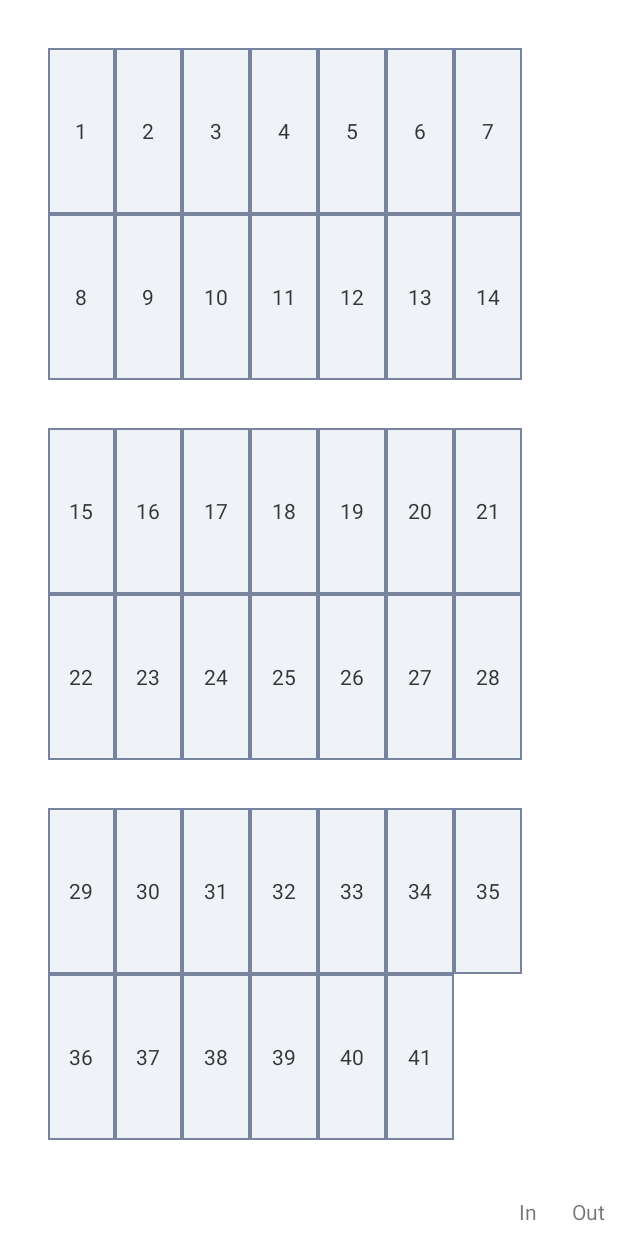
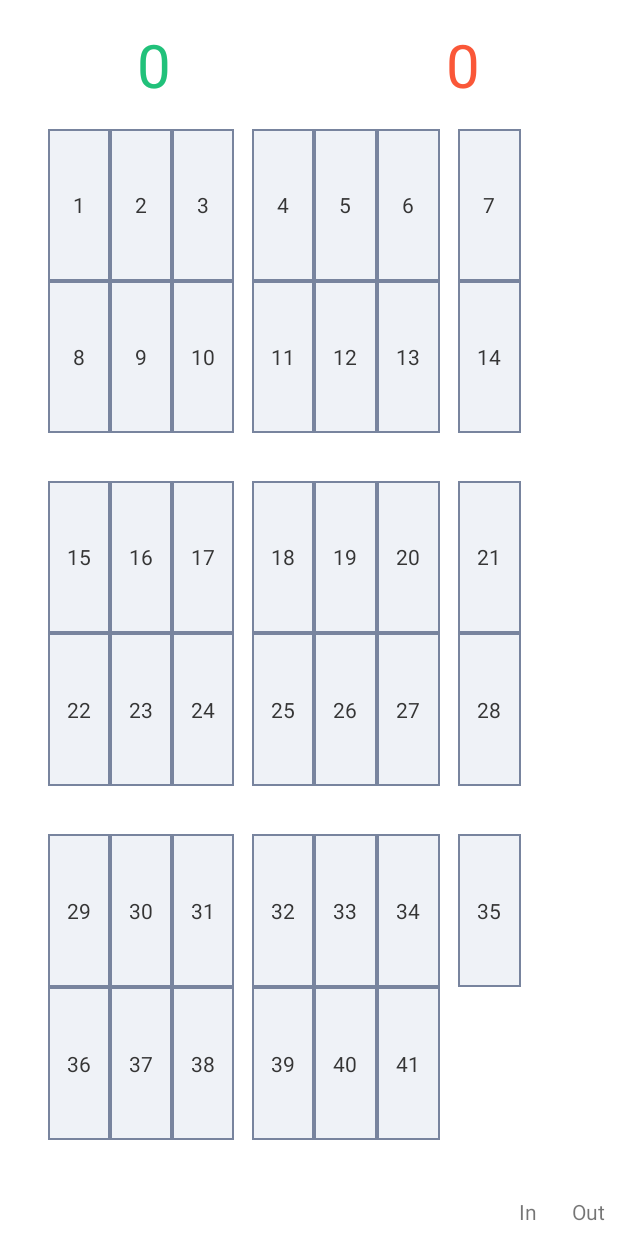
Before and after one commit to jozzee/Smart-Parking, an Android app: the layout activity_main.xml on its own in the app's theme, with its tools: preview values and no code run, on a phone screen of 412 x 824 dp. Run offline under Robolectric (Android 15) with nearby library versions, the light colour scheme and no system bars.

Commit message:
update project

```diff
--- a/app/src/main/java/com/rmuti/en/smartparking/MainActivity.java
+++ b/app/src/main/java/com/rmuti/en/smartparking/MainActivity.java
@@ -22,16 +22,25 @@ public class MainActivity extends AppCompatActivity implements View.OnClickListe
     private TextView no1, no2, no3, no4, no5, no6, no7, no8, no9, no10,
             no11, no12, no13, no14, no15, no16, no17, no18, no19, no20,
             no21, no22, no23, no24, no25, no26, no27, no28, no29, no30,
-            no31, no32, no33, no34, no35, no36, no37, no38, no39, no40, no41;
+            no31, no32, no33, no34, no35, no36, no37, no38, no39, no40, no41,
+            blank, busy;
 
     private FrameLayout progressLayout;
 
     private DatabaseReference statusRef;
 
+    private int blankValue = 0;
+    private int busyValue = 0;
+
     @Override
     protected void onCreate(Bundle savedInstanceState) {
         super.onCreate(savedInstanceState);
         setContentView(R.layout.activity_main);
+
+        if (getSupportActionBar() != null) {
+            getSupportActionBar().setDisplayHomeAsUpEnabled(true);
+            getSupportActionBar().setTitle(getString(R.string.app_name) + " RMUTI KKC");
+        }
 
         progressLayout = findViewById(R.id.progress_layout);
         progressLayout.setVisibility(View.VISIBLE);
@@ -77,6 +86,8 @@ public class MainActivity extends AppCompatActivity implements View.OnClickListe
         no39 = findViewById(R.id.no_39);
         no40 = findViewById(R.id.no_40);
         no41 = findViewById(R.id.no_41);
+        blank = findViewById(R.id.tv_blank);
+        busy = findViewById(R.id.tv_busy);
 
         no1.setOnClickListener(this);
         no2.setOnClickListener(this);
@@ -134,6 +145,9 @@ public class MainActivity extends AppCompatActivity implements View.OnClickListe
     }
 
     private void onClickPoint(String number) {
+        if (number.length() == 1) {
+            number = "0" + number;
+        }
         Intent intent = new Intent(this, HistoryActivity.class);
         intent.putExtra("point", ("no" + number));
         startActivity(intent);
@@ -145,7 +159,16 @@ public class MainActivity extends AppCompatActivity implements View.OnClickListe
         if (progressLayout.getVisibility() != View.GONE) {
             progressLayout.setVisibility(View.GONE);
         }
-        onPointChanged(dataSnapshot.getKey(), getValue(dataSnapshot.getValue(String.class)));
+
+        boolean isBlank = getValue(dataSnapshot.getValue(String.class));
+        onPointChanged(dataSnapshot.getKey(), isBlank);
+        if (isBlank) {
+            blankValue++;
+            blank.setText(String.valueOf(blankValue));
+        } else {
+            busyValue++;
+            busy.setText(String.valueOf(busyValue));
+        }
     }
 
     @Override
@@ -154,8 +177,18 @@ public class MainActivity extends AppCompatActivity implements View.OnClickListe
         if (progressLayout.getVisibility() != View.GONE) {
             progressLayout.setVisibility(View.GONE);
         }
+        boolean isBlank = getValue(dataSnapshot.getValue(String.class));
+        onPointChanged(dataSnapshot.getKey(), isBlank);
+        if (isBlank) {
+            blankValue++;
+            busyValue--;
 
-        onPointChanged(dataSnapshot.getKey(), getValue(dataSnapshot.getValue(String.class)));
+        } else {
+            blankValue--;
+            busyValue++;
+        }
+        busy.setText(String.valueOf(busyValue));
+        blank.setText(String.valueOf(blankValue));
     }
 
     @Override
@@ -174,10 +207,7 @@ public class MainActivity extends AppCompatActivity implements View.OnClickListe
     }
 
     private boolean getValue(String value) {
-        if (value != null && value.equals("true")) {
-            return true;
-        }
-        return false;
+        return value != null && value.equals("true");
     }
 
     private void onPointChanged(@Nullable String point, boolean isBlank) {
@@ -274,10 +304,10 @@ public class MainActivity extends AppCompatActivity implements View.OnClickListe
 
         if (isBlank) {
             point.setBackgroundResource(R.drawable.bg_point_free);
-            point.setTextColor(ContextCompat.getColor(getApplicationContext(), android.R.color.white));
+            //point.setTextColor(ContextCompat.getColor(getApplicationContext(), android.R.color.white));
         } else {
             point.setBackgroundResource(R.drawable.bg_point_busy);
-            point.setTextColor(ContextCompat.getColor(getApplicationContext(), android.R.color.white));
+            //point.setTextColor(ContextCompat.getColor(getApplicationContext(), android.R.color.white));
         }
     }
 }
--- a/app/src/main/res/layout-land/activity_main.xml
+++ b/app/src/main/res/layout-land/activity_main.xml
@@ -6,12 +6,42 @@
     android:background="@android:color/white"
     tools:context=".MainActivity">
 
+    <View
+        android:id="@+id/center"
+        android:layout_width="0dp"
+        android:layout_height="0dp"
+        android:layout_centerHorizontal="true" />
+
+    <TextView
+        android:id="@+id/tv_blank"
+        android:layout_width="match_parent"
+        android:layout_height="wrap_content"
+        android:layout_marginTop="16dp"
+        android:layout_marginBottom="16dp"
+        android:layout_toStartOf="@+id/center"
+        android:gravity="center"
+        android:text="0"
+        android:textColor="@color/green"
+        android:textSize="48sp" />
+
+    <TextView
+        android:id="@+id/tv_busy"
+        android:layout_width="match_parent"
+        android:layout_height="wrap_content"
+        android:layout_marginTop="16dp"
+        android:layout_marginBottom="16dp"
+        android:layout_toEndOf="@id/center"
+        android:gravity="center"
+        android:text="0"
+        android:textColor="@color/red"
+        android:textSize="48sp" />
+
     <LinearLayout
         android:id="@+id/parking_space"
         android:layout_width="match_parent"
         android:layout_height="match_parent"
+        android:layout_below="@+id/tv_blank"
         android:layout_marginStart="32dp"
-        android:layout_marginTop="64dp"
         android:layout_marginEnd="64dp"
         android:layout_marginBottom="32dp"
         android:orientation="horizontal">
@@ -35,6 +65,11 @@
                 android:text="7"
                 android:textColor="@color/textBlack"
                 android:textSize="14sp" />
+
+            <View
+                android:layout_width="match_parent"
+                android:layout_height="0dp"
+                android:layout_weight="0.3" />
 
             <TextView
                 android:id="@+id/no_6"
@@ -74,6 +109,11 @@
                 android:text="4"
                 android:textColor="@color/textBlack"
                 android:textSize="14sp" />
+
+            <View
+                android:layout_width="match_parent"
+                android:layout_height="0dp"
+                android:layout_weight="0.3" />
 
             <TextView
                 android:id="@+id/no_3"
@@ -135,6 +175,11 @@
                 android:textColor="@color/textBlack"
                 android:textSize="14sp" />
 
+            <View
+                android:layout_width="match_parent"
+                android:layout_height="0dp"
+                android:layout_weight="0.3" />
+
             <TextView
                 android:id="@+id/no_13"
                 android:layout_width="match_parent"
@@ -173,6 +218,11 @@
                 android:text="11"
                 android:textColor="@color/textBlack"
                 android:textSize="14sp" />
+
+            <View
+                android:layout_width="match_parent"
+                android:layout_height="0dp"
+                android:layout_weight="0.3" />
 
             <TextView
                 android:id="@+id/no_10"
@@ -239,6 +289,11 @@
                 android:textColor="@color/textBlack"
                 android:textSize="14sp" />
 
+            <View
+                android:layout_width="match_parent"
+                android:layout_height="0dp"
+                android:layout_weight="0.3" />
+
             <TextView
                 android:id="@+id/no_20"
                 android:layout_width="match_parent"
@@ -279,6 +334,10 @@
                 android:textColor="@color/textBlack"
                 android:textSize="14sp" />
 
+            <View
+                android:layout_width="match_parent"
+                android:layout_height="0dp"
+                android:layout_weight="0.3" />
 
             <TextView
                 android:id="@+id/no_17"
@@ -341,6 +400,11 @@
                 android:textColor="@color/textBlack"
                 android:textSize="14sp" />
 
+            <View
+                android:layout_width="match_parent"
+                android:layout_height="0dp"
+                android:layout_weight="0.3" />
+
             <TextView
                 android:id="@+id/no_27"
                 android:layout_width="match_parent"
@@ -379,6 +443,11 @@
                 android:text="25"
                 android:textColor="@color/textBlack"
                 android:textSize="14sp" />
+
+            <View
+                android:layout_width="match_parent"
+                android:layout_height="0dp"
+                android:layout_weight="0.3" />
 
             <TextView
                 android:id="@+id/no_24"
@@ -446,6 +515,11 @@
                 android:textColor="@color/textBlack"
                 android:textSize="14sp" />
 
+            <View
+                android:layout_width="match_parent"
+                android:layout_height="0dp"
+                android:layout_weight="0.3" />
+
             <TextView
                 android:id="@+id/no_34"
                 android:layout_width="match_parent"
@@ -484,6 +558,11 @@
                 android:text="32"
                 android:textColor="@color/textBlack"
                 android:textSize="14sp" />
+
+            <View
+                android:layout_width="match_parent"
+                android:layout_height="0dp"
+                android:layout_weight="0.3" />
 
             <TextView
                 android:id="@+id/no_31"
@@ -538,6 +617,11 @@
                 android:layout_height="0dp"
                 android:layout_weight="1" />
 
+            <View
+                android:layout_width="match_parent"
+                android:layout_height="0dp"
+                android:layout_weight="0.3" />
+
             <TextView
                 android:id="@+id/no_41"
                 android:layout_width="match_parent"
@@ -576,6 +660,11 @@
                 android:text="39"
                 android:textColor="@color/textBlack"
                 android:textSize="14sp" />
+
+            <View
+                android:layout_width="match_parent"
+                android:layout_height="0dp"
+                android:layout_weight="0.3" />
 
             <TextView
                 android:id="@+id/no_38"
--- a/app/src/main/res/layout/activity_main.xml
+++ b/app/src/main/res/layout/activity_main.xml
@@ -7,16 +7,45 @@
     android:background="@android:color/white"
     tools:context=".MainActivity">
 
+    <View
+        android:id="@+id/center"
+        android:layout_width="0dp"
+        android:layout_height="0dp"
+        android:layout_centerHorizontal="true" />
+
+    <TextView
+        android:id="@+id/tv_blank"
+        android:layout_width="match_parent"
+        android:layout_height="wrap_content"
+        android:layout_marginTop="16dp"
+        android:layout_marginBottom="16dp"
+        android:layout_toStartOf="@+id/center"
+        android:gravity="center"
+        android:text="0"
+        android:textColor="@color/green"
+        android:textSize="40sp" />
+
+    <TextView
+        android:id="@+id/tv_busy"
+        android:layout_width="match_parent"
+        android:layout_height="wrap_content"
+        android:layout_marginTop="16dp"
+        android:layout_marginBottom="16dp"
+        android:layout_toEndOf="@id/center"
+        android:gravity="center"
+        android:text="0"
+        android:textColor="@color/red"
+        android:textSize="40sp" />
+
     <LinearLayout
         android:id="@+id/parking_space"
         android:layout_width="match_parent"
         android:layout_height="match_parent"
+        android:layout_below="@+id/tv_blank"
         android:layout_marginStart="32dp"
-        android:layout_marginTop="32dp"
         android:layout_marginEnd="64dp"
         android:layout_marginBottom="64dp"
         android:orientation="vertical">
-
 
         <LinearLayout
             android:id="@+id/row_1"
@@ -64,6 +93,11 @@
                 android:textColor="@color/textBlack"
                 android:textSize="14sp" />
 
+            <View
+                android:layout_width="0dp"
+                android:layout_height="match_parent"
+                android:layout_weight="0.3" />
+
             <TextView
                 android:id="@+id/no_4"
                 android:layout_width="0dp"
@@ -102,6 +136,11 @@
                 android:text="6"
                 android:textColor="@color/textBlack"
                 android:textSize="14sp" />
+
+            <View
+                android:layout_width="0dp"
+                android:layout_height="match_parent"
+                android:layout_weight="0.3" />
 
             <TextView
                 android:id="@+id/no_7"
@@ -164,6 +203,11 @@
                 android:textColor="@color/textBlack"
                 android:textSize="14sp" />
 
+            <View
+                android:layout_width="0dp"
+                android:layout_height="match_parent"
+                android:layout_weight="0.3" />
+
             <TextView
                 android:id="@+id/no_11"
                 android:layout_width="0dp"
@@ -202,6 +246,11 @@
                 android:text="13"
                 android:textColor="@color/textBlack"
                 android:textSize="14sp" />
+
+            <View
+                android:layout_width="0dp"
+                android:layout_height="match_parent"
+                android:layout_weight="0.3" />
 
             <TextView
                 android:id="@+id/no_14"
@@ -268,6 +317,11 @@
                 android:textColor="@color/textBlack"
                 android:textSize="14sp" />
 
+            <View
+                android:layout_width="0dp"
+                android:layout_height="match_parent"
+                android:layout_weight="0.3" />
+
             <TextView
                 android:id="@+id/no_18"
                 android:layout_width="0dp"
@@ -306,6 +360,11 @@
                 android:text="20"
                 android:textColor="@color/textBlack"
                 android:textSize="14sp" />
+
+            <View
+                android:layout_width="0dp"
+                android:layout_height="match_parent"
+                android:layout_weight="0.3" />
 
             <TextView
                 android:id="@+id/no_21"
@@ -368,6 +427,11 @@
                 android:textColor="@color/textBlack"
                 android:textSize="14sp" />
 
+            <View
+                android:layout_width="0dp"
+                android:layout_height="match_parent"
+                android:layout_weight="0.3" />
+
             <TextView
                 android:id="@+id/no_25"
                 android:layout_width="0dp"
@@ -406,6 +470,11 @@
                 android:text="27"
                 android:textColor="@color/textBlack"
                 android:textSize="14sp" />
+
+            <View
+                android:layout_width="0dp"
+                android:layout_height="match_parent"
+                android:layout_weight="0.3" />
 
             <TextView
                 android:id="@+id/no_28"
@@ -472,6 +541,11 @@
                 android:textColor="@color/textBlack"
                 android:textSize="14sp" />
 
+            <View
+                android:layout_width="0dp"
+                android:layout_height="match_parent"
+                android:layout_weight="0.3" />
+
             <TextView
                 android:id="@+id/no_32"
                 android:layout_width="0dp"
@@ -510,6 +584,11 @@
                 android:text="34"
                 android:textColor="@color/textBlack"
                 android:textSize="14sp" />
+
+            <View
+                android:layout_width="0dp"
+                android:layout_height="match_parent"
+                android:layout_weight="0.3" />
 
             <TextView
                 android:id="@+id/no_35"
@@ -571,6 +650,11 @@
                 android:textColor="@color/textBlack"
                 android:textSize="14sp" />
 
+            <View
+                android:layout_width="0dp"
+                android:layout_height="match_parent"
+                android:layout_weight="0.3" />
+
             <TextView
                 android:id="@+id/no_39"
                 android:layout_width="0dp"
@@ -609,6 +693,11 @@
                 android:text="41"
                 android:textColor="@color/textBlack"
                 android:textSize="14sp" />
+
+            <View
+                android:layout_width="0dp"
+                android:layout_height="match_parent"
+                android:layout_weight="0.3" />
 
             <View
                 android:id="@+id/free_space"
--- a/app/src/main/res/values/colors.xml
+++ b/app/src/main/res/values/colors.xml
@@ -1,8 +1,8 @@
 <?xml version="1.0" encoding="utf-8"?>
 <resources>
-    <color name="colorPrimary">#2A399D</color>
-    <color name="colorPrimaryDark">#222467</color>
-    <color name="colorAccent">#EF8C1B</color>
+    <color name="colorPrimary">#FF8916</color>
+    <color name="colorPrimaryDark">#C55A00</color>
+    <color name="colorAccent">#78849E</color>
 
     <color name="green">#21C17A</color>
     <color name="red">#FA5738</color>
```
